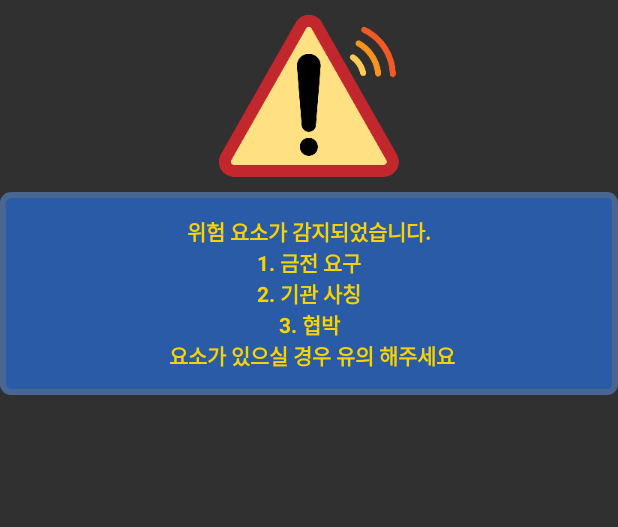
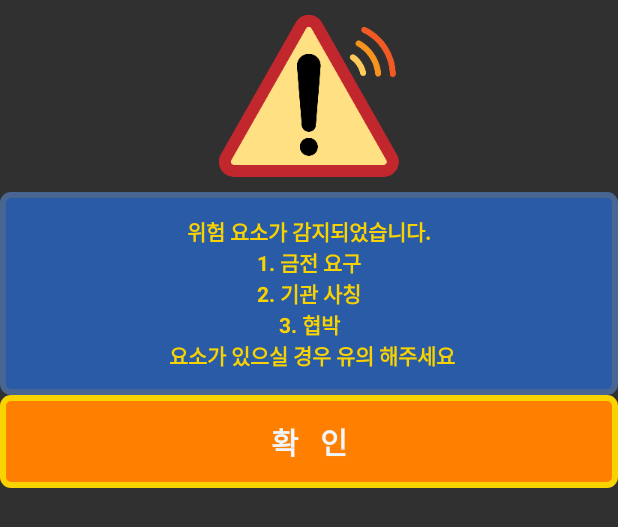
Before and after one commit to yanJuicy/POLVOSS, an Android app: the layout activity_overlay.xml on its own in the app's theme, with its tools: preview values and no code run, on a phone screen of 412 x 824 dp. Shown: the top 527 px of the screen. Run offline under Robolectric (Android 15) with nearby library versions, the phone set to English and light mode, and no system bars.

Commit message:
오버레이 버튼 추가
오버레이 버튼 추가

```diff
--- a/app/src/main/java/com/example/ringtest/MMSReceiver.java
+++ b/app/src/main/java/com/example/ringtest/MMSReceiver.java
@@ -192,6 +192,7 @@ public class MMSReceiver extends BroadcastReceiver
                 }
                 catch (IOException e)
                 {
+
                 }
             }
         }
--- /dev/null
+++ b/app/src/main/res/drawable/background_toast2.xml
@@ -0,0 +1,10 @@
+<?xml version="1.0" encoding="utf-8"?>
+<shape xmlns:android="http://schemas.android.com/apk/res/android"
+    android:shape="rectangle">
+    <stroke
+        android:width="4dp"
+        android:color="#F9D300"/>
+    <solid android:color="#FF8000"/>
+    <corners android:radius="5dp" />
+
+</shape>
--- a/app/src/main/res/layout/activity_overlay.xml
+++ b/app/src/main/res/layout/activity_overlay.xml
@@ -24,5 +24,19 @@
         android:text="위험 요소가 감지되었습니다.\n1. 금전 요구\n2. 기관 사칭\n3. 협박\n 요소가 있으실 경우 유의 해주세요"
         />
 
+    <TextView
+        android:id="@+id/accepttext"
+        android:layout_width="match_parent"
+        android:layout_height="wrap_content"
+        android:background="@drawable/background_toast2"
+        android:gravity="center"
+        android:padding="16dp"
+        android:textColor="#EFF5FB"
+        android:textStyle="bold"
+        android:textSize="20dp"
+        android:text="확   인"
+        />
+
+
 
 </LinearLayout>
```
Also changed, not shown: app/src/main/java/com/example/ringtest/OverlayService.java (+4 -11 lines).
